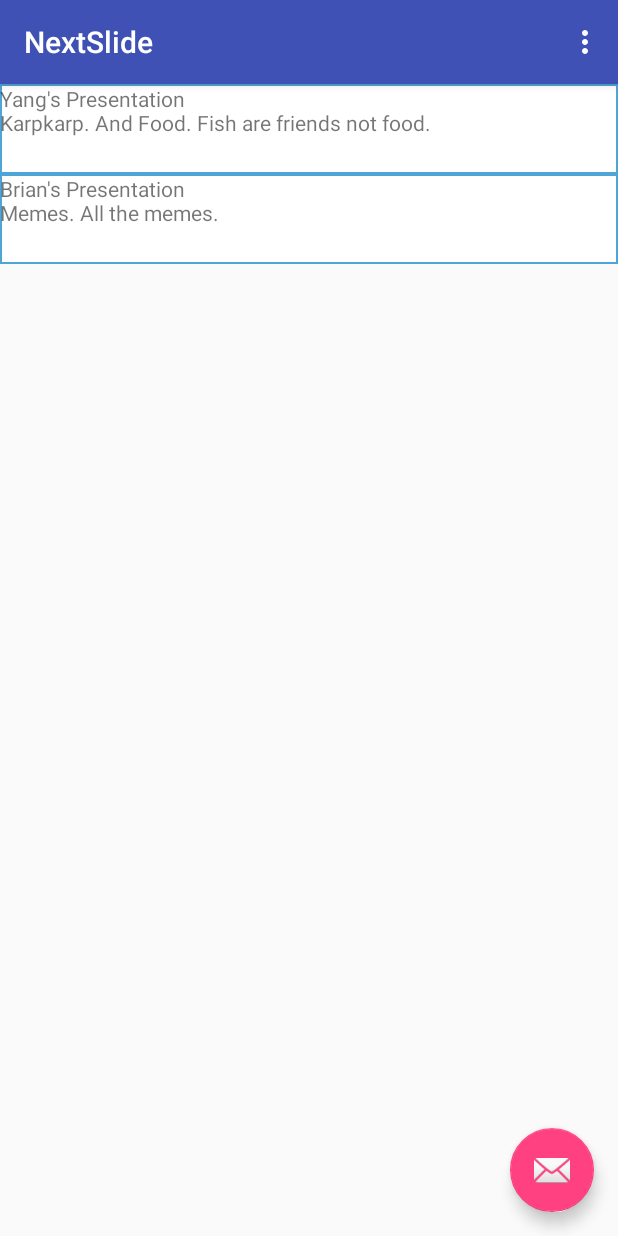
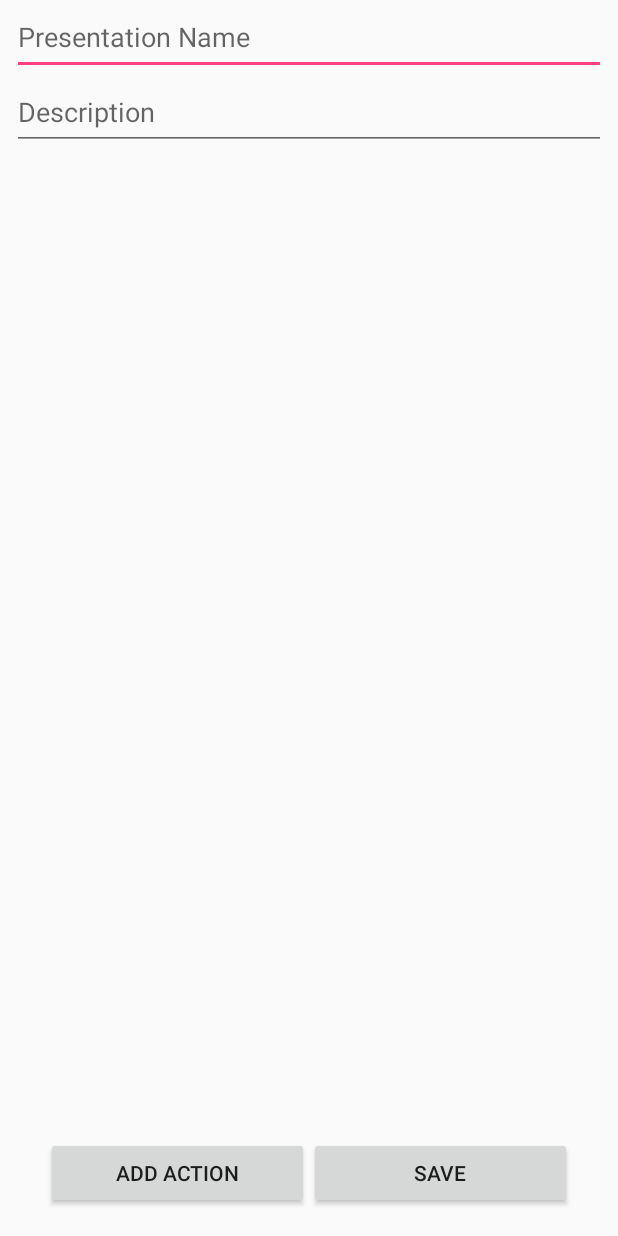
Before and after one commit to YangR13/NextSlide, an Android app: the screen it shows after launch (MainActivity before the commit, CreateActivity after it), after a tap on an icon or button, on a phone screen of 412 x 824 dp. Run offline under Robolectric (Android 15) with nearby library versions, the phone set to English and light mode, and no system bars.

Commit message:
Added CreateActivity

```diff
--- a/app/src/main/AndroidManifest.xml
+++ b/app/src/main/AndroidManifest.xml
@@ -23,11 +23,7 @@
             </intent-filter>
         </activity>
         <activity android:name=".RecognitionActivity"></activity>
-        <activity
-            android:name=".PresentationActivity"
-            android:theme="@style/AppTheme.NoActionBar">
-        </activity>
->>>>>>> Stashed changes
+        <activity android:name=".CreateActivity"></activity>
     </application>
 
 </manifest>
--- /dev/null
+++ b/app/src/main/java/com/nextslide/nextslide/CreateActivity.java
@@ -0,0 +1,104 @@
+package com.nextslide.nextslide;
+
+import android.app.Activity;
+import android.content.Context;
+import android.content.Intent;
+import android.net.Uri;
+import android.os.Build;
+import android.os.Bundle;
+import android.support.design.widget.FloatingActionButton;
+import android.support.v7.app.AppCompatActivity;
+import android.support.v7.widget.LinearLayoutManager;
+import android.support.v7.widget.RecyclerView;
+import android.view.View;
+import android.widget.EditText;
+
+import java.util.AbstractMap;
+import java.util.ArrayList;
+
+public class CreateActivity extends Activity implements ActionList.ActionListManager {
+    private RecyclerView mRecyclerView;
+    private RecyclerView.Adapter mAdapter;
+    private RecyclerView.LayoutManager mLayoutManager;
+    private ArrayList<KeyValue<Uri>> mEntries;
+    private String TAG = "Create Activity";
+    private int mImagePosition;
+
+    @Override
+    protected void onCreate(Bundle savedInstanceState) {
+        super.onCreate(savedInstanceState);
+        setContentView(R.layout.activity_create);
+
+        mRecyclerView = (RecyclerView) findViewById(R.id.my_create_view);
+        mRecyclerView.setHasFixedSize(true);
+        mLayoutManager = new LinearLayoutManager(this);
+        mRecyclerView.setLayoutManager(mLayoutManager);
+
+        // Display list of all entries.
+        mEntries = new ArrayList<KeyValue<Uri>>();
+        mAdapter = new ActionList(this, mEntries);
+        mRecyclerView.setAdapter(mAdapter);
+    }
+
+    public void createEntry(View view) {
+        mEntries.add(new KeyValue<Uri>());
+        mAdapter.notifyDataSetChanged();
+    }
+
+    public void savePresentation(View view) {
+        // Create a new Presentation object.
+        String name = ((EditText)findViewById(R.id.editText2)).getText().toString();
+        String description = ((EditText)findViewById(R.id.editText4)).getText().toString();
+
+        if(name.isEmpty()) return;  // Presentation name is required.
+
+        Presentation presentation = new Presentation(name, description);
+
+        for(KeyValue<Uri> e : mEntries)
+        {
+            String key = e.key;
+            Uri image = e.value;
+            if(!key.isEmpty() && image != null)
+            {
+                presentation.addAction(key, new Presentation.ImageAction(image));
+            }
+        }
+
+        // Send the new presentation back to MainActivity.
+        Intent returnIntent = new Intent();
+        Bundle presentationBundle = new Bundle();
+        presentationBundle.putParcelable("presentation_id", presentation);
+        returnIntent.putExtras(presentationBundle);
+        setResult(Activity.RESULT_OK,returnIntent);
+        finish();
+    }
+
+    @Override
+    protected void onActivityResult(int requestCode, int resultCode, Intent resultData) {
+        if (requestCode == 1111 && resultCode == RESULT_OK && resultData != null) {
+            Uri selectedImage = resultData.getData();
+            mEntries.get(mImagePosition).value = selectedImage;
+            mAdapter.notifyDataSetChanged();
+        }
+    }
+
+    // Implement ActionListManager interface.
+    public Context getContext() {
+        return getApplicationContext();
+    }
+
+    public void getPic(int position) {
+        mImagePosition = position;
+        Intent intent;
+        if (Build.VERSION.SDK_INT >= Build.VERSION_CODES.KITKAT) {
+            intent = new Intent(Intent.ACTION_OPEN_DOCUMENT);
+            intent.addCategory(Intent.CATEGORY_OPENABLE);
+        } else {
+            intent = new Intent(Intent.ACTION_GET_CONTENT);
+        }
+
+        intent.setType("image/*");
+        startActivityForResult(intent, 1111);
+    }
+
+}
--- /dev/null
+++ b/app/src/main/res/layout/activity_create.xml
@@ -0,0 +1,88 @@
+<?xml version="1.0" encoding="utf-8"?>
+<android.support.constraint.ConstraintLayout xmlns:android="http://schemas.android.com/apk/res/android"
+    xmlns:app="http://schemas.android.com/apk/res-auto"
+    xmlns:tools="http://schemas.android.com/tools"
+    android:orientation="vertical" android:layout_width="match_parent"
+    android:layout_height="match_parent">
+
+    <EditText
+        android:id="@+id/editText2"
+        android:layout_width="0dp"
+        android:layout_height="50dp"
+        android:layout_marginEnd="8dp"
+        android:layout_marginLeft="8dp"
+        android:layout_marginRight="8dp"
+        android:layout_marginStart="8dp"
+        android:ems="10"
+        android:hint="Presentation Name"
+        android:inputType="textPersonName"
+        app:layout_constraintLeft_toLeftOf="parent"
+        app:layout_constraintRight_toRightOf="parent"
+        tools:layout_editor_absoluteY="0dp" />
+
+    <EditText
+        android:id="@+id/editText4"
+        android:layout_width="0dp"
+        android:layout_height="50dp"
+        android:layout_marginBottom="8dp"
+        android:layout_marginTop="8dp"
+        android:ems="10"
+        android:hint="Description"
+        android:inputType="textPersonName"
+        app:layout_constraintBottom_toTopOf="@+id/my_create_view"
+        app:layout_constraintTop_toBottomOf="@+id/editText2"
+        android:layout_marginLeft="8dp"
+        app:layout_constraintLeft_toLeftOf="parent"
+        android:layout_marginRight="8dp"
+        app:layout_constraintRight_toRightOf="parent"
+        app:layout_constraintHorizontal_bias="0.0" />
+
+    <android.support.v7.widget.RecyclerView
+        android:id="@+id/my_create_view"
+        android:layout_width="0dp"
+        android:layout_height="0dp"
+        android:scrollbars="vertical"
+        app:layout_constraintHorizontal_bias="0.0"
+        app:layout_constraintLeft_toLeftOf="parent"
+        app:layout_constraintRight_toRightOf="parent"
+        app:layout_constraintTop_toTopOf="parent"
+        android:layout_marginBottom="8dp"
+        app:layout_constraintBottom_toTopOf="@+id/linearLayout"
+        app:layout_constraintVertical_bias="0.0"
+        android:layout_marginTop="100dp">
+
+    </android.support.v7.widget.RecyclerView>
+
+    <LinearLayout
+        android:layout_width="0dp"
+        android:layout_height="50dp"
+        android:layout_marginBottom="16dp"
+        android:layout_marginLeft="8dp"
+        android:layout_marginRight="8dp"
+        android:gravity="center_horizontal"
+        android:orientation="horizontal"
+        android:weightSum="1"
+        app:layout_constraintBottom_toBottomOf="parent"
+        app:layout_constraintHorizontal_bias="0.0"
+        app:layout_constraintLeft_toLeftOf="parent"
+        app:layout_constraintRight_toRightOf="parent"
+        android:id="@+id/linearLayout"
+        android:layout_marginStart="8dp"
+        android:layout_marginEnd="8dp">
+
+        <Button
+            android:id="@+id/button6"
+            android:layout_width="175dp"
+            android:layout_height="wrap_content"
+            android:onClick="createEntry"
+            android:text="Add Action" />
+
+        <Button
+            android:id="@+id/button7"
+            android:layout_width="175dp"
+            android:layout_height="wrap_content"
+            android:onClick="savePresentation"
+            android:text="Save" />
+    </LinearLayout>
+
+</android.support.constraint.ConstraintLayout>
--- a/app/src/main/res/layout/activity_main.xml
+++ b/app/src/main/res/layout/activity_main.xml
@@ -29,6 +29,7 @@
         android:layout_height="wrap_content"
         android:layout_gravity="bottom|end"
         android:layout_margin="@dimen/fab_margin"
-        app:srcCompat="@android:drawable/ic_dialog_email" />
+        app:backgroundTint="@android:color/white"
+        app:srcCompat="@android:drawable/ic_input_add" />
 
 </android.support.design.widget.CoordinatorLayout>
```
Also changed, not shown: app/src/main/java/com/nextslide/nextslide/ActionList.java (added, +128 -0 lines), app/src/main/java/com/nextslide/nextslide/KeyValue.java (added, +15 -0 lines), app/src/main/java/com/nextslide/nextslide/MainActivity.java (+29 -3 lines), app/src/main/java/com/nextslide/nextslide/Presentation.java (+8 -9 lines), app/src/main/res/layout/my_action_view.xml (added, +20 -0 lines), 18 other files.
